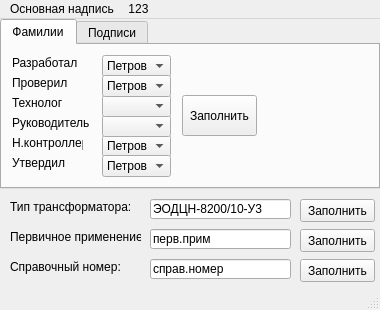
Old version of the form Основная надпись/Main_frame_GUI.ui in the repository alekspetrov3009/MACROS.
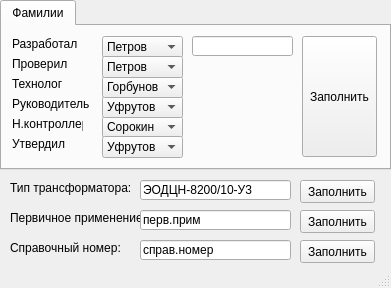
New version of the form.

Diff of the .ui file:
```diff
--- a/Основная надпись/Main_frame_GUI.ui
+++ b/Основная надпись/Main_frame_GUI.ui
@@ -9,8 +9,8 @@
    <rect>
     <x>0</x>
     <y>0</y>
-    <width>380</width>
-    <height>310</height>
+    <width>391</width>
+    <height>288</height>
    </rect>
   </property>
   <property name="sizePolicy">
@@ -52,9 +52,9 @@
    <widget class="QLineEdit" name="lineEdit">
     <property name="geometry">
      <rect>
-      <x>150</x>
+      <x>140</x>
       <y>180</y>
-      <width>141</width>
+      <width>151</width>
       <height>20</height>
      </rect>
     </property>
@@ -67,7 +67,7 @@
      <rect>
       <x>0</x>
       <y>0</y>
-      <width>380</width>
+      <width>391</width>
       <height>170</height>
      </rect>
     </property>
@@ -109,10 +109,15 @@
        <rect>
         <x>100</x>
         <y>90</y>
-        <width>69</width>
+        <width>81</width>
         <height>22</height>
        </rect>
       </property>
+      <item>
+       <property name="text">
+        <string>Сорокин</string>
+       </property>
+      </item>
       <item>
        <property name="text">
         <string>Петров</string>
@@ -178,10 +183,13 @@
        <rect>
         <x>100</x>
         <y>10</y>
-        <width>69</width>
+        <width>81</width>
         <height>22</height>
        </rect>
       </property>
+      <property name="autoFillBackground">
+       <bool>false</bool>
+      </property>
       <item>
        <property name="text">
         <string>Петров</string>
@@ -208,20 +216,10 @@
        <rect>
         <x>100</x>
         <y>70</y>
-        <width>69</width>
+        <width>81</width>
         <height>22</height>
        </rect>
       </property>
-      <item>
-       <property name="text">
-        <string/>
-       </property>
-      </item>
-      <item>
-       <property name="text">
-        <string>Петров</string>
-       </property>
-      </item>
       <item>
        <property name="text">
         <string>Уфрутов</string>
@@ -243,15 +241,10 @@
        <rect>
         <x>100</x>
         <y>110</y>
-        <width>69</width>
+        <width>81</width>
         <height>22</height>
        </rect>
       </property>
-      <item>
-       <property name="text">
-        <string>Петров</string>
-       </property>
-      </item>
       <item>
        <property name="text">
         <string>Уфрутов</string>
@@ -273,33 +266,13 @@
        <rect>
         <x>100</x>
         <y>50</y>
-        <width>69</width>
+        <width>81</width>
         <height>22</height>
        </rect>
       </property>
       <item>
        <property name="text">
-        <string/>
-       </property>
-      </item>
-      <item>
-       <property name="text">
-        <string>Петров</string>
-       </property>
-      </item>
-      <item>
-       <property name="text">
-        <string>Уфрутов</string>
-       </property>
-      </item>
-      <item>
-       <property name="text">
-        <string>Сорокин</string>
-       </property>
-      </item>
-      <item>
-       <property name="text">
-        <string>Круглов</string>
+        <string>Горбунов</string>
        </property>
       </item>
      </widget>
@@ -321,7 +294,7 @@
        <rect>
         <x>100</x>
         <y>30</y>
-        <width>69</width>
+        <width>81</width>
         <height>22</height>
        </rect>
       </property>
@@ -349,21 +322,26 @@
      <widget class="QPushButton" name="pushButton_4">
       <property name="geometry">
        <rect>
-        <x>180</x>
-        <y>50</y>
+        <x>300</x>
+        <y>10</y>
         <width>75</width>
-        <height>41</height>
+        <height>121</height>
        </rect>
       </property>
       <property name="text">
        <string>Заполнить</string>
       </property>
      </widget>
-    </widget>
-    <widget class="QWidget" name="tab_2">
-     <attribute name="title">
-      <string>Подписи</string>
-     </attribute>
+     <widget class="QLineEdit" name="lineEdit_4">
+      <property name="geometry">
+       <rect>
+        <x>190</x>
+        <y>10</y>
+        <width>101</width>
+        <height>20</height>
+       </rect>
+      </property>
+     </widget>
     </widget>
    </widget>
    <widget class="QLabel" name="label">
@@ -395,9 +373,9 @@
    <widget class="QLineEdit" name="lineEdit_2">
     <property name="geometry">
      <rect>
-      <x>150</x>
+      <x>140</x>
       <y>210</y>
-      <width>141</width>
+      <width>151</width>
       <height>20</height>
      </rect>
     </property>
@@ -408,9 +386,9 @@
    <widget class="QLineEdit" name="lineEdit_3">
     <property name="geometry">
      <rect>
-      <x>150</x>
+      <x>140</x>
       <y>240</y>
-      <width>141</width>
+      <width>151</width>
       <height>20</height>
      </rect>
     </property>
@@ -458,30 +436,7 @@
     </property>
    </widget>
   </widget>
-  <widget class="QMenuBar" name="menubar">
-   <property name="geometry">
-    <rect>
-     <x>0</x>
-     <y>0</y>
-     <width>380</width>
-     <height>21</height>
-    </rect>
-   </property>
-   <widget class="QMenu" name="menu">
-    <property name="title">
-     <string>Основная надпись</string>
-    </property>
-    <addaction name="separator"/>
-   </widget>
-   <widget class="QMenu" name="menu123">
-    <property name="title">
-     <string>123</string>
-    </property>
-   </widget>
-   <addaction name="menu"/>
-   <addaction name="menu123"/>
-  </widget>
-  <widget class="QStatusBar" name="statusbar"/>
+  <widget class="QStatusBar" name="statusBar"/>
  </widget>
  <resources/>
  <connections/>
```
Left out of the diff: 29 changed lines with no effect on the pictures.
